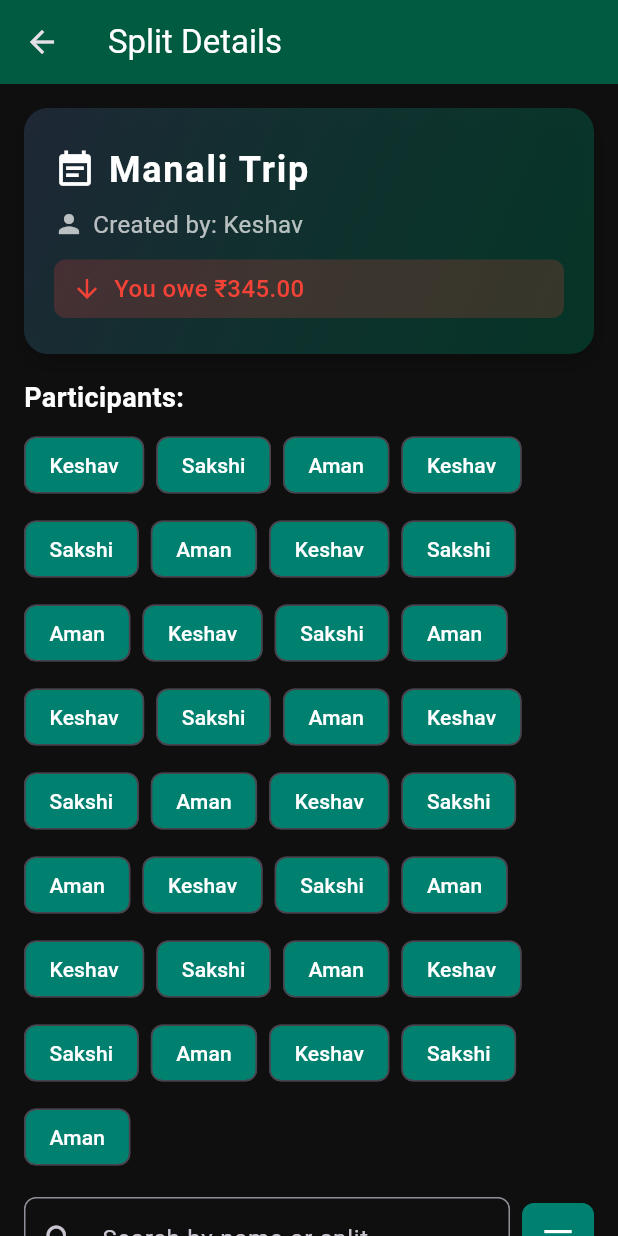
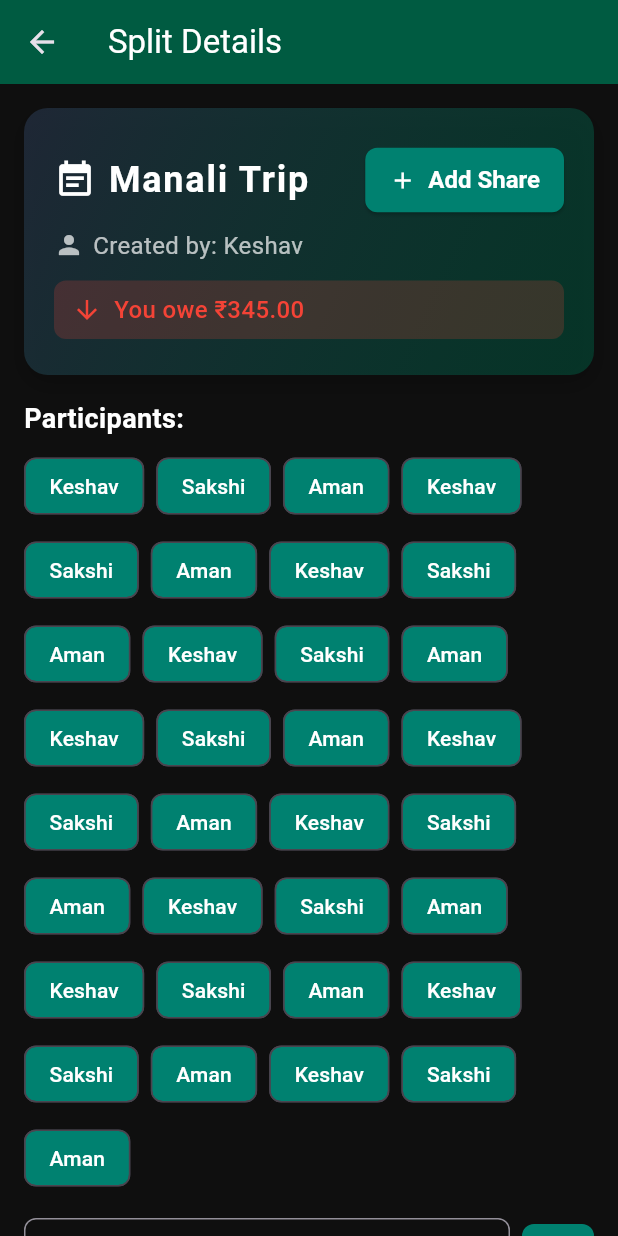
Before and after one commit to Keshav798/Spliteasy, a Flutter app: the SplitDetails screen opened directly with empty values, on a phone screen of 412 x 824 dp. Run offline on Flutter 3.47's test engine with Material 3 defaults, Android fonts, the light colour scheme and no system bars; our stand-ins replace animated_background, go_router.

Commit message:
split details add button

```diff
--- a/lib/Screens/Split/split_details.dart
+++ b/lib/Screens/Split/split_details.dart
@@ -262,18 +262,51 @@ class _SplitDetailsState extends State<SplitDetails> {
                         ),
                         const SizedBox(width: 8),
                         Expanded(
-                          child: Text(
-                            splitName,
-                            style: const TextStyle(
-                              fontSize: 24,
+                          child: Column(
+                            crossAxisAlignment: CrossAxisAlignment.start,
+                            children: [
+                              Text(
+                                splitName,
+                                style: const TextStyle(
+                                  fontSize: 24,
+                                  fontWeight: FontWeight.bold,
+                                  color: Colors.white,
+                                  letterSpacing: 1.2,
+                                ),
+                                overflow: TextOverflow.ellipsis, // Add ellipsis for long text
+                                maxLines: 2, // Limit the text to 2 lines
+                              ),
+                            ],
+                          ),
+                        ),
+                        const SizedBox(width: 8),
+                        ElevatedButton(
+                          style: ElevatedButton.styleFrom(
+                            backgroundColor: AppColors.colorFirst,
+                            shape: RoundedRectangleBorder(
+                              borderRadius: BorderRadius.circular(8.0),
+                            ),
+                            padding: const EdgeInsets.symmetric(vertical: 12.0, horizontal: 16.0),
+                            textStyle: const TextStyle(
+                              fontSize: 16,
                               fontWeight: FontWeight.bold,
-                              color: Colors.white,
-                              letterSpacing: 1.2,
                             ),
                           ),
-                        ),
+                          onPressed: () {
+                            // Add your logic here for adding a share
+                          },
+                          child: Row(
+                            mainAxisSize: MainAxisSize.min,
+                            children: const [
+                              Icon(Icons.add, color: Colors.white),
+                              SizedBox(width: 8),
+                              Text("Add Share", style: TextStyle(color: Colors.white)),
+                            ],
+                          ),
+                        )
                       ],
                     ),
+
                     const SizedBox(height: 8),
                     Row(
                       children: [
```
